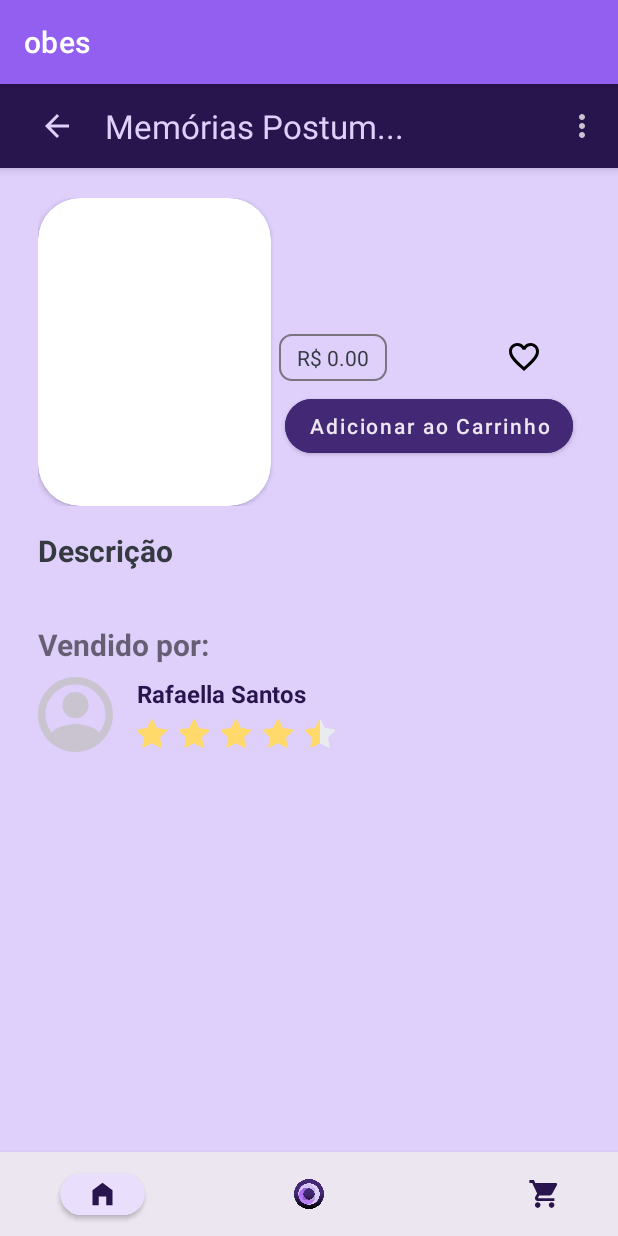
After one commit to larasouzabr/obes-app, an Android app: the BookSalePage screen opened directly, with no data from a screen before it, on a phone screen of 412 x 824 dp. The commit adds this screen. Run offline under Robolectric (Android 15) with nearby library versions, the light colour scheme and no system bars.

Commit message:
refactoring page and class

```diff
--- /dev/null
+++ b/app/src/main/java/com/example/obes/BookSalePage.java
@@ -0,0 +1,58 @@
+package com.example.obes;
+
+import androidx.appcompat.app.AppCompatActivity;
+
+import android.content.Intent;
+import android.os.Bundle;
+import android.view.View;
+import android.widget.ImageView;
+import android.widget.TextView;
+
+public class BookSalePage extends AppCompatActivity {
+
+    private TextView titleTextView;
+    private ImageView coverImageView;
+    private TextView authorTextView;
+    private TextView priceTextView;
+    private TextView descriptionTextView;
+    private ImageView button_back_arrow;
+
+    @Override
+    protected void onCreate(Bundle savedInstanceState) {
+        super.onCreate(savedInstanceState);
+        setContentView(R.layout.activity_book_sale_page);
+
+        Intent intent = getIntent();
+
+        int bookId = intent.getIntExtra("book_id", 0);
+        int bookCoverResourceId = intent.getIntExtra("book_cover", 0);
+        String bookTitle = intent.getStringExtra("book_title");
+        String bookAuthor = intent.getStringExtra("book_author");
+        double bookPrice = intent.getDoubleExtra("book_price", 0.0);
+        String bookDescription = intent.getStringExtra("book_description");
+
+        this.startComponets();
+
+        titleTextView.setText(bookTitle);
+        coverImageView.setImageResource(bookCoverResourceId);
+        authorTextView.setText(bookAuthor);
+        priceTextView.setText("R$ " + String.format("%.2f", bookPrice));
+        descriptionTextView.setText(bookDescription);
+
+        this.button_back_arrow.setOnClickListener(new View.OnClickListener() {
+            @Override
+            public void onClick(View v) {
+                finish();
+            }
+        });
+    }
+
+    private void startComponets() {
+        this.titleTextView = findViewById(R.id.title);
+        this.coverImageView = findViewById(R.id.ivCover);
+        this.authorTextView = findViewById(R.id.author);
+        this.priceTextView = findViewById(R.id.price);
+        this.descriptionTextView = findViewById(R.id.description);
+        this.button_back_arrow = findViewById(R.id.back_arrow);
+    }
+}
--- a/app/src/main/java/com/example/obes/MainActivity.java
+++ b/app/src/main/java/com/example/obes/MainActivity.java
@@ -27,7 +27,7 @@ public class MainActivity extends AppCompatActivity {
 
         binding = ActivityMainBinding.inflate(getLayoutInflater());
         setContentView(binding.getRoot());
-        // setContentView(R.layout.activity_login);
+        // setContentView(R.layout.activity_book_sale_page);
 
         startComponents();
 
--- a/app/src/main/java/com/example/obes/RegisterPageInstitution.java
+++ b/app/src/main/java/com/example/obes/RegisterPageInstitution.java
@@ -21,8 +21,9 @@ public class RegisterPageInstitution extends AppCompatActivity {
         this.button_cancel.setOnClickListener(new View.OnClickListener() {
             @Override
             public void onClick(View v) {
-                Intent intent = new Intent(RegisterPageInstitution.this, MainActivity.class);
-                startActivity(intent);
+                //Intent intent = new Intent(RegisterPageInstitution.this, MainActivity.class);
+                //startActivity(intent);
+                finish();
             }
         });
     }
--- /dev/null
+++ b/app/src/main/res/drawable/container_price.xml
@@ -0,0 +1,5 @@
+<?xml version="1.0" encoding="utf-8"?>
+<shape xmlns:android="http://schemas.android.com/apk/res/android">
+    <corners android:radius="8dp"/>
+    <stroke android:width="1dp" android:color="#79747E" />
+</shape>
--- /dev/null
+++ b/app/src/main/res/drawable/ic_back_arrow.xml
@@ -0,0 +1,5 @@
+<vector android:autoMirrored="true" android:height="24dp"
+    android:tint="@color/purple_150" android:viewportHeight="24"
+    android:viewportWidth="24" android:width="24dp" xmlns:android="http://schemas.android.com/apk/res/android">
+    <path android:fillColor="@android:color/white" android:pathData="M20,11H7.83l5.59,-5.59L12,4l-8,8 8,8 1.41,-1.41L7.83,13H20v-2z"/>
+</vector>
--- /dev/null
+++ b/app/src/main/res/drawable/ic_favorite.xml
@@ -0,0 +1,9 @@
+<vector xmlns:android="http://schemas.android.com/apk/res/android"
+    android:width="20dp"
+    android:height="19dp"
+    android:viewportWidth="20"
+    android:viewportHeight="19">
+    <path
+        android:pathData="M10.1,15.55L10,15.65L9.89,15.55C5.14,11.24 2,8.39 2,5.5C2,3.5 3.5,2 5.5,2C7.04,2 8.54,3 9.07,4.36H10.93C11.46,3 12.96,2 14.5,2C16.5,2 18,3.5 18,5.5C18,8.39 14.86,11.24 10.1,15.55ZM14.5,0C12.76,0 11.09,0.81 10,2.08C8.91,0.81 7.24,0 5.5,0C2.42,0 0,2.41 0,5.5C0,9.27 3.4,12.36 8.55,17.03L10,18.35L11.45,17.03C16.6,12.36 20,9.27 20,5.5C20,2.41 17.58,0 14.5,0Z"
+        android:fillColor="#000000"/>
+</vector>
--- /dev/null
+++ b/app/src/main/res/drawable/ic_rate.xml
@@ -0,0 +1,28 @@
+<vector xmlns:android="http://schemas.android.com/apk/res/android"
+    android:width="140dp"
+    android:height="31dp"
+    android:viewportWidth="140"
+    android:viewportHeight="31">
+    <path
+        android:pathData="M4.51,24.8C4.03,25.05 3.48,24.62 3.58,24.06L4.62,18.15L0.21,13.96C-0.2,13.56 0.02,12.85 0.57,12.77L6.69,11.9L9.42,6.49C9.67,6 10.33,6 10.58,6.49L13.31,11.9L19.43,12.77C19.98,12.85 20.2,13.56 19.78,13.96L15.38,18.15L16.42,24.06C16.52,24.62 15.97,25.05 15.49,24.8L10,21.98L4.51,24.8H4.51Z"
+        android:fillColor="#FFDA6A"/>
+    <path
+        android:pathData="M32.51,24.8C32.03,25.05 31.48,24.62 31.58,24.06L32.62,18.15L28.21,13.96C27.8,13.56 28.02,12.85 28.57,12.77L34.69,11.9L37.42,6.49C37.67,6 38.33,6 38.58,6.49L41.31,11.9L47.43,12.77C47.98,12.85 48.2,13.56 47.78,13.96L43.38,18.15L44.42,24.06C44.52,24.62 43.97,25.05 43.49,24.8L38,21.98L32.51,24.8H32.51Z"
+        android:fillColor="#FFDA6A"/>
+    <path
+        android:pathData="M60.51,24.8C60.03,25.05 59.48,24.62 59.58,24.06L60.62,18.15L56.21,13.96C55.8,13.56 56.02,12.85 56.57,12.77L62.69,11.9L65.42,6.49C65.67,6 66.33,6 66.58,6.49L69.31,11.9L75.43,12.77C75.98,12.85 76.2,13.56 75.78,13.96L71.38,18.15L72.42,24.06C72.52,24.62 71.97,25.05 71.49,24.8L66,21.98L60.51,24.8H60.51Z"
+        android:fillColor="#FFDA6A"/>
+    <path
+        android:pathData="M88.51,24.8C88.03,25.05 87.48,24.62 87.58,24.06L88.62,18.15L84.21,13.96C83.8,13.56 84.02,12.85 84.57,12.77L90.69,11.9L93.42,6.49C93.67,6 94.33,6 94.58,6.49L97.31,11.9L103.43,12.77C103.98,12.85 104.2,13.56 103.79,13.96L99.38,18.15L100.42,24.06C100.52,24.62 99.97,25.05 99.49,24.8L94,21.98L88.51,24.8H88.51Z"
+        android:fillColor="#FFDA6A"/>
+    <group>
+        <clip-path
+            android:pathData="M116.51,24.8C116.03,25.05 115.48,24.62 115.58,24.06L116.62,18.15L112.21,13.96C111.8,13.56 112.02,12.85 112.57,12.77L118.69,11.9L121.42,6.49C121.67,6 122.33,6 122.58,6.49L125.31,11.9L131.43,12.77C131.98,12.85 132.2,13.56 131.79,13.96L127.38,18.15L128.42,24.06C128.52,24.62 127.97,25.05 127.49,24.8L122,21.98L116.51,24.8H116.51Z"/>
+        <path
+            android:pathData="M110,0H122V31H110V0Z"
+            android:fillColor="#FFDA6A"/>
+        <path
+            android:pathData="M122,0H134V31H122V0Z"
+            android:fillColor="#E9ECEF"/>
+    </group>
+</vector>
--- /dev/null
+++ b/app/src/main/res/drawable/ic_trailing.xml
@@ -0,0 +1,14 @@
+<vector xmlns:android="http://schemas.android.com/apk/res/android"
+    android:width="48dp"
+    android:height="48dp"
+    android:viewportWidth="48"
+    android:viewportHeight="48">
+    <group>
+        <clip-path
+            android:pathData="M24,4L24,4A20,20 0,0 1,44 24L44,24A20,20 0,0 1,24 44L24,44A20,20 0,0 1,4 24L4,24A20,20 0,0 1,24 4z"/>
+        <path
+            android:pathData="M24,20C25.1,20 26,19.1 26,18C26,16.9 25.1,16 24,16C22.9,16 22,16.9 22,18C22,19.1 22.9,20 24,20ZM24,22C22.9,22 22,22.9 22,24C22,25.1 22.9,26 24,26C25.1,26 26,25.1 26,24C26,22.9 25.1,22 24,22ZM22,30C22,28.9 22.9,28 24,28C25.1,28 26,28.9 26,30C26,31.1 25.1,32 24,32C22.9,32 22,31.1 22,30Z"
+            android:fillColor="#CAC4D0"
+            android:fillType="evenOdd"/>
+    </group>
+</vector>
--- /dev/null
+++ b/app/src/main/res/layout/activity_book_sale_page.xml
@@ -0,0 +1,221 @@
+<?xml version="1.0" encoding="utf-8"?>
+<androidx.coordinatorlayout.widget.CoordinatorLayout xmlns:android="http://schemas.android.com/apk/res/android"
+    xmlns:app="http://schemas.android.com/apk/res-auto"
+    xmlns:tools="http://schemas.android.com/tools"
+    android:layout_width="match_parent"
+    android:layout_height="match_parent"
+    tools:context=".BookSalePage"
+    android:background="@color/purple_150">
+
+    <LinearLayout
+        android:layout_width="match_parent"
+        android:layout_height="match_parent"
+        android:orientation="vertical">
+
+        <com.google.android.material.appbar.AppBarLayout
+            android:layout_width="match_parent"
+            android:layout_height="wrap_content">
+
+            <include
+                android:id="@+id/menu_top"
+                layout="@layout/menu_top_page_book"
+                android:layout_width="match_parent"
+                android:layout_height="match_parent"/>
+
+        </com.google.android.material.appbar.AppBarLayout>
+
+        <ScrollView
+            android:contentDescription="@string/appbar_scrolling_view_behavior"
+            android:layout_width="match_parent"
+            android:layout_height="wrap_content"
+            android:paddingTop="20dp"
+            android:paddingBottom="0dp"
+            android:paddingLeft="25dp"
+            android:paddingRight="25dp"
+            android:layout_weight="1">
+
+            <LinearLayout
+                android:layout_width="match_parent"
+                android:layout_height="wrap_content"
+                android:orientation="vertical">
+
+                <LinearLayout
+                    android:layout_width="match_parent"
+                    android:layout_height="wrap_content"
+                    android:orientation="horizontal"
+                    android:layout_marginBottom="16dp">
+
+                    <include
+                        android:id="@+id/cover"
+                        app:layout_constraintStart_toStartOf="parent"
+                        app:layout_constraintTop_toTopOf="parent"
+                        app:layout_constraintBottom_toBottomOf="parent"
+                        layout="@layout/book_item"
+                        android:layout_width="155dp"
+                        android:layout_height="205dp"/>
+
+                    <LinearLayout
+                        android:layout_width="match_parent"
+                        android:layout_height="wrap_content"
+                        android:orientation="vertical"
+                        android:layout_gravity="center"
+                        android:layout_marginLeft="5dp">
+
+                        <TextView
+                            android:id="@+id/title"
+                            android:layout_width="wrap_content"
+                            android:layout_height="wrap_content"
+                            android:layout_marginBottom="6dp"
+                            android:text="Memórias Póstumas de Brás Cubas"
+                            android:textColor="@color/purple_900"
+                            android:textSize="20sp"
+                            android:textStyle="bold" />
+
+                        <TextView
+                            android:id="@+id/author"
+                            android:layout_width="wrap_content"
+                            android:layout_height="wrap_content"
+                            android:layout_marginBottom="6dp"
+                            android:text="Machado de Assis"
+                            android:textColor="@color/black"
+                            android:textSize="16sp" />
+
+                        <LinearLayout
+                            android:layout_width="match_parent"
+                            android:layout_height="wrap_content"
+                            android:orientation="horizontal"
+                            android:layout_marginBottom="6dp">
+
+                            <LinearLayout
+                                android:layout_width="wrap_content"
+                                android:layout_height="wrap_content"
+                                android:layout_weight="1">
+
+                                <TextView
+                                    android:id="@+id/price"
+                                    android:layout_width="wrap_content"
+                                    android:layout_height="wrap_content"
+                                    android:background="@drawable/container_price"
+                                    android:paddingLeft="12dp"
+                                    android:paddingTop="6dp"
+                                    android:paddingRight="12dp"
+                                    android:paddingBottom="6dp"
+                                    android:text="R$ 9,90"
+                                    android:textColor="@color/black" />
+
+                            </LinearLayout>
+
+                            <ImageView
+                                android:layout_width="wrap_content"
+                                android:layout_height="wrap_content"
+                                android:src="@drawable/ic_favorite"
+                                android:layout_gravity="center"
+                                android:layout_weight="1"/>
+
+                        </LinearLayout>
+
+                        <Button
+                            android:id="@+id/add_cart"
+                            android:layout_width="wrap_content"
+                            android:layout_height="wrap_content"
+                            android:backgroundTint="@color/purple_800"
+                            android:text="Adicionar ao Carrinho"
+                            android:textColor="@color/white"
+                            app:cornerRadius="@dimen/button_corner_radius"
+                            android:textAllCaps="false"
+                            android:layout_gravity="center"/>
+
+                    </LinearLayout>
+
+                </LinearLayout>
+
+                <LinearLayout
+                    android:layout_width="match_parent"
+                    android:layout_height="wrap_content"
+                    android:orientation="vertical"
+                    android:layout_marginBottom="16dp">
+
+                    <TextView
+                        android:layout_width="match_parent"
+                        android:layout_height="wrap_content"
+                        android:text="Descrição"
+                        android:textSize="20sp"
+                        android:textColor="@color/black"
+                        android:textStyle="bold"/>
+
+                    <TextView
+                        android:id="@+id/description"
+                        android:layout_width="match_parent"
+                        android:layout_height="wrap_content"
+                        android:text="Seu protagonista é Simão Bacamarte, médico que, após conquistar respeito na Europa, retorna à sua cidade natal, Itaguaí. Lá, ele aprofunda seus estudos de psiquiatria e empreende uma busca sobre os caminhos da mente e as patologias cerebrais. Livro em perfeito estado foi usado apenas por 1 semana"
+                        android:textColor="@color/black" />
+
+                </LinearLayout>
+
+                <LinearLayout
+                    android:layout_width="match_parent"
+                    android:layout_height="wrap_content"
+                    android:orientation="vertical">
+
+                    <TextView
+                        android:layout_width="match_parent"
+                        android:layout_height="wrap_content"
+                        android:text="Vendido por:"
+                        android:textSize="20sp"
+                        android:textStyle="bold"
+                        android:layout_marginBottom="8dp"/>
+
+                    <LinearLayout
+                        android:layout_width="match_parent"
+                        android:layout_height="wrap_content"
+                        android:orientation="horizontal">
+
+                        <ImageView
+                            android:layout_width="50dp"
+                            android:layout_height="50dp"
+                            android:src="@drawable/ic_foto_perfil"/>
+
+                        <LinearLayout
+                            android:layout_width="wrap_content"
+                            android:layout_height="wrap_content"
+                            android:orientation="vertical"
+                            android:layout_marginLeft="16dp">
+
+                            <TextView
+                                android:layout_width="wrap_content"
+                                android:layout_height="wrap_content"
+                                android:text="Rafaella Santos"
+                                android:textSize="16sp"
+                                android:textStyle="bold"
+                                android:textColor="@color/purple_900"/>
+
+                            <ImageView
+                                android:layout_width="wrap_content"
+                                android:layout_height="wrap_content"
+                                android:src="@drawable/ic_rate"/>
+
+                        </LinearLayout>
+
+                    </LinearLayout>
+
+                </LinearLayout>
+
+            </LinearLayout>
+
+        </ScrollView>
+
+        <com.google.android.material.appbar.AppBarLayout
+            android:id="@+id/bar_menu_fixed"
+            android:layout_width="match_parent"
+            android:layout_height="wrap_content">
+            <include
+                android:id="@+id/menu_bottom"
+                layout="@layout/menu_bottom"
+                android:layout_width="match_parent"
+                android:layout_height="match_parent"/>
+
+        </com.google.android.material.appbar.AppBarLayout>
+
+    </LinearLayout>
+
+</androidx.coordinatorlayout.widget.CoordinatorLayout>
--- a/app/src/main/res/layout/activity_home_page.xml
+++ b/app/src/main/res/layout/activity_home_page.xml
@@ -3,6 +3,7 @@
     xmlns:android="http://schemas.android.com/apk/res/android"
     xmlns:app="http://schemas.android.com/apk/res-auto"
     xmlns:tools="http://schemas.android.com/tools"
+    tools:context=".HomePage"
     android:layout_width="match_parent"
     android:layout_height="match_parent"
     android:background="@color/purple_150">
--- a/app/src/main/res/layout/activity_login.xml
+++ b/app/src/main/res/layout/activity_login.xml
@@ -25,7 +25,7 @@
             android:id="@+id/back_arrow"
             android:layout_width="wrap_content"
             android:layout_height="wrap_content"
-            android:src="@drawable/back_arrow"
+            android:src="@drawable/ic_back_arrow"
             app:layout_constraintStart_toStartOf="parent"
             app:layout_constraintBottom_toTopOf="@id/obes_logo"
             app:layout_constraintTop_toTopOf="parent"
--- /dev/null
+++ b/app/src/main/res/layout/menu_top_page_book.xml
@@ -0,0 +1,41 @@
+<?xml version="1.0" encoding="utf-8"?>
+<androidx.constraintlayout.widget.ConstraintLayout xmlns:android="http://schemas.android.com/apk/res/android"
+    xmlns:tools="http://schemas.android.com/tools"
+    android:layout_width="match_parent"
+    android:layout_height="match_parent"
+    xmlns:app="http://schemas.android.com/apk/res-auto">
+
+    <androidx.appcompat.widget.Toolbar
+        android:id="@+id/toolbar"
+        android:layout_width="match_parent"
+        android:layout_height="?attr/actionBarSize"
+        app:layout_constraintTop_toTopOf="parent"
+        android:background="@color/purple_900">
+
+        <ImageView
+            android:id="@+id/back_arrow"
+            android:layout_width="wrap_content"
+            android:layout_height="wrap_content"
+            android:layout_gravity="start"
+            android:padding="10dp"
+            android:src="@drawable/ic_back_arrow"
+            tools:layout_editor_absoluteX="16dp"
+            tools:layout_editor_absoluteY="6dp" />
+
+        <TextView
+            android:layout_width="wrap_content"
+            android:layout_height="wrap_content"
+            android:text="Memórias Postum..."
+            android:textColor="@color/purple_150"
+            android:textSize="22dp"
+            android:padding="10dp" />
+
+        <ImageView
+            android:layout_width="wrap_content"
+            android:layout_height="wrap_content"
+            android:src="@drawable/ic_trailing"
+            android:layout_gravity="end"/>
+
+    </androidx.appcompat.widget.Toolbar>
+
+</androidx.constraintlayout.widget.ConstraintLayout>
```
Also changed, not shown: app/src/main/AndroidManifest.xml (+9 -0 lines), app/src/main/java/com/example/obes/BookDonatePage.java (added, +14 -0 lines), app/src/main/java/com/example/obes/HomePage.java (+17 -0 lines), app/src/main/java/com/example/obes/RegisterPagePerson.java (+10 -0 lines), app/src/main/java/com/example/obes/model/Book.java (+11 -3 lines), app/src/main/res/layout/activity_book_donate_page.xml (added, +198 -0 lines).
